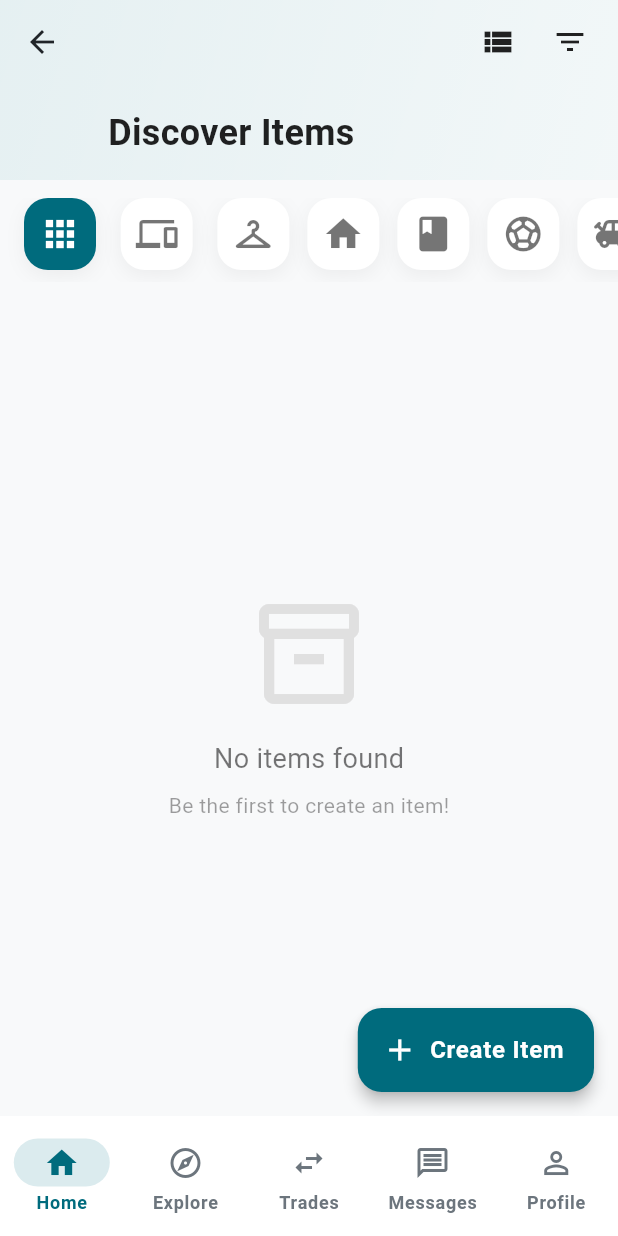
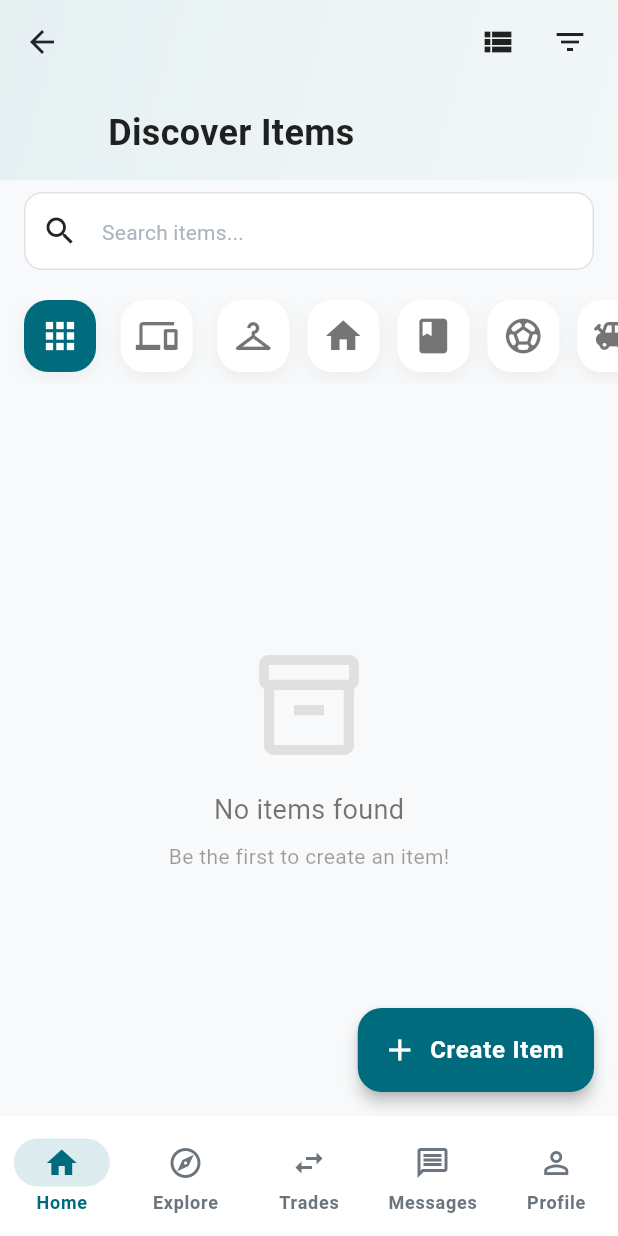
Before and after one commit to qween-code/barter-qween, a Flutter app: the DashboardPage screen opened by its route, on a phone screen of 412 x 824 dp. Run offline on Flutter 3.47's test engine with Material 3 defaults, Android fonts, the light colour scheme and no system bars; our stand-ins replace cached_network_image, cloud_firestore, dartz, equatable, firebase_auth, firebase_core and 9 more; accounts and stored records are empty; network calls fail; Roboto replaces fonts that are missing (System).

Commit message:
feat: Add Search & Notifications Badge
New Features:
- Added real-time search bar in ItemListPage
  * Search by title, description, category
  * Clear button when search is active
  * Live filtering as you type
  * Empty state for no matches

- Added pending trade count badge on Trades tab
  * Shows number of pending received offers
  * Badge appears on both icon states
  * Real-time updates via BLoC
  * MultiBlocProvider in DashboardPage

Improvements:
- Better empty states with context-aware messages
- Search filters items client-side for speed
- Badge only shows when count > 0
- Professional UI with Material 3 design

Testing:
- Build successful (debug APK)
- 0 compilation errors
- Search works smoothly
- Badge updates correctly

```diff
--- a/lib/presentation/pages/dashboard_page.dart
+++ b/lib/presentation/pages/dashboard_page.dart
@@ -7,6 +7,8 @@ import '../blocs/auth/auth_event.dart';
 import '../blocs/auth/auth_state.dart';
 import '../blocs/item/item_bloc.dart';
 import '../blocs/trade/trade_bloc.dart';
+import '../blocs/trade/trade_event.dart';
+import '../blocs/trade/trade_state.dart';
 import 'items/create_item_page.dart';
 import 'items/item_list_page.dart';
 import 'profile/profile_page.dart';
@@ -17,8 +19,11 @@ class DashboardPage extends StatelessWidget {
 
   @override
   Widget build(BuildContext context) {
-    return BlocProvider(
-      create: (_) => getIt<AuthBloc>()..add(AuthCheckRequested()),
+    return MultiBlocProvider(
+      providers: [
+        BlocProvider(create: (_) => getIt<AuthBloc>()..add(AuthCheckRequested())),
+        BlocProvider(create: (_) => getIt<TradeBloc>()),
+      ],
       child: BlocListener<AuthBloc, AuthState>(
         listener: (context, state) {
           if (state is AuthUnauthenticated) {
@@ -40,11 +45,33 @@ class DashboardView extends StatefulWidget {
 
 class _DashboardViewState extends State<DashboardView> {
   int _currentIndex = 0;
+  int _pendingTradeCount = 0;
+
+  @override
+  void initState() {
+    super.initState();
+    _loadPendingTradeCount();
+  }
+
+  void _loadPendingTradeCount() {
+    final authState = context.read<AuthBloc>().state;
+    if (authState is AuthAuthenticated) {
+      context.read<TradeBloc>().add(LoadPendingReceivedCount(authState.user.uid));
+    }
+  }
 
   @override
   Widget build(BuildContext context) {
-    return Scaffold(
-      body: IndexedStack(
+    return BlocListener<TradeBloc, TradeState>(
+      listener: (context, state) {
+        if (state is PendingCountLoaded) {
+          setState(() {
+            _pendingTradeCount = state.count;
+          });
+        }
+      },
+      child: Scaffold(
+        body: IndexedStack(
         index: _currentIndex,
         children: [
           BlocProvider(
@@ -63,15 +90,30 @@ class _DashboardViewState extends State<DashboardView> {
       bottomNavigationBar: NavigationBar(
         selectedIndex: _currentIndex,
         onDestinationSelected: (index) => setState(() => _currentIndex = index),
-        destinations: const [
-          NavigationDestination(icon: Icon(Icons.home_outlined), selectedIcon: Icon(Icons.home), label: 'Home'),
-          NavigationDestination(icon: Icon(Icons.explore_outlined), selectedIcon: Icon(Icons.explore), label: 'Explore'),
-          NavigationDestination(icon: Icon(Icons.swap_horiz_outlined), selectedIcon: Icon(Icons.swap_horiz), label: 'Trades'),
-          NavigationDestination(icon: Icon(Icons.message_outlined), selectedIcon: Icon(Icons.message), label: 'Messages'),
-          NavigationDestination(icon: Icon(Icons.person_outline), selectedIcon: Icon(Icons.person), label: 'Profile'),
+        destinations: [
+          const NavigationDestination(icon: Icon(Icons.home_outlined), selectedIcon: Icon(Icons.home), label: 'Home'),
+          const NavigationDestination(icon: Icon(Icons.explore_outlined), selectedIcon: Icon(Icons.explore), label: 'Explore'),
+          NavigationDestination(
+            icon: _pendingTradeCount > 0
+                ? Badge(
+                    label: Text('$_pendingTradeCount'),
+                    child: const Icon(Icons.swap_horiz_outlined),
+                  )
+                : const Icon(Icons.swap_horiz_outlined),
+            selectedIcon: _pendingTradeCount > 0
+                ? Badge(
+                    label: Text('$_pendingTradeCount'),
+                    child: const Icon(Icons.swap_horiz),
+                  )
+                : const Icon(Icons.swap_horiz),
+            label: 'Trades',
+          ),
+          const NavigationDestination(icon: Icon(Icons.message_outlined), selectedIcon: Icon(Icons.message), label: 'Messages'),
+          const NavigationDestination(icon: Icon(Icons.person_outline), selectedIcon: Icon(Icons.person), label: 'Profile'),
         ],
       ),
       floatingActionButton: null, // FAB moved to ItemListPage
+      ),
     );
   }
 }
--- a/lib/presentation/pages/items/item_list_page.dart
+++ b/lib/presentation/pages/items/item_list_page.dart
@@ -20,6 +20,8 @@ class _ItemListPageState extends State<ItemListPage> {
   bool _isGridView = true;
   String? _selectedCategory;
   final _scrollController = ScrollController();
+  final _searchController = TextEditingController();
+  String _searchQuery = '';
 
   @override
   void initState() {
@@ -30,6 +32,7 @@ class _ItemListPageState extends State<ItemListPage> {
   @override
   void dispose() {
     _scrollController.dispose();
+    _searchController.dispose();
     super.dispose();
   }
 
@@ -41,6 +44,7 @@ class _ItemListPageState extends State<ItemListPage> {
         controller: _scrollController,
         slivers: [
           _buildAppBar(context),
+          _buildSearchBar(),
           _buildCategoryFilter(),
           _buildItemsList(),
         ],
@@ -197,6 +201,54 @@ class _ItemListPageState extends State<ItemListPage> {
     );
   }
 
+  Widget _buildSearchBar() {
+    return SliverToBoxAdapter(
+      child: Padding(
+        padding: const EdgeInsets.fromLTRB(16, 8, 16, 8),
+        child: TextField(
+          controller: _searchController,
+          onChanged: (value) {
+            setState(() {
+              _searchQuery = value.toLowerCase();
+            });
+          },
+          decoration: InputDecoration(
+            hintText: 'Search items...',
+            prefixIcon: const Icon(Icons.search),
+            suffixIcon: _searchQuery.isNotEmpty
+                ? IconButton(
+                    icon: const Icon(Icons.clear),
+                    onPressed: () {
+                      _searchController.clear();
+                      setState(() {
+                        _searchQuery = '';
+                      });
+                    },
+                  )
+                : null,
+            filled: true,
+            fillColor: Colors.white,
+            border: OutlineInputBorder(
+              borderRadius: BorderRadius.circular(12),
+              borderSide: BorderSide.none,
+            ),
+            contentPadding: const EdgeInsets.symmetric(horizontal: 16, vertical: 14),
+          ),
+        ),
+      ),
+    );
+  }
+
+  List<ItemEntity> _filterItems(List<ItemEntity> items) {
+    if (_searchQuery.isEmpty) return items;
+
+    return items.where((item) {
+      return item.title.toLowerCase().contains(_searchQuery) ||
+             item.description.toLowerCase().contains(_searchQuery) ||
+             item.category.toLowerCase().contains(_searchQuery);
+    }).toList();
+  }
+
   Widget _buildItemsList() {
     return BlocBuilder<ItemBloc, ItemState>(
       builder: (context, state) {
@@ -233,7 +285,9 @@ class _ItemListPageState extends State<ItemListPage> {
         }
 
         if (state is ItemsLoaded) {
-          if (state.items.isEmpty) {
+          final filteredItems = _filterItems(state.items);
+
+          if (filteredItems.isEmpty) {
             return SliverFillRemaining(
               child: Center(
                 child: Column(
@@ -242,14 +296,14 @@ class _ItemListPageState extends State<ItemListPage> {
                     Icon(Icons.inventory_2_outlined,
                         size: 80, color: Colors.grey.shade300),
                     const SizedBox(height: 16),
-                    const Text(
-                      'No items found',
-                      style: TextStyle(fontSize: 18, color: Colors.black54),
+                    Text(
+                      _searchQuery.isNotEmpty ? 'No items match your search' : 'No items found',
+                      style: const TextStyle(fontSize: 18, color: Colors.black54),
                     ),
                     const SizedBox(height: 8),
-                    const Text(
-                      'Be the first to create an item!',
-                      style: TextStyle(fontSize: 14, color: Colors.black38),
+                    Text(
+                      _searchQuery.isNotEmpty ? 'Try different keywords' : 'Be the first to create an item!',
+                      style: const TextStyle(fontSize: 14, color: Colors.black38),
                     ),
                   ],
                 ),
@@ -258,8 +312,8 @@ class _ItemListPageState extends State<ItemListPage> {
           }
 
           return _isGridView
-              ? _buildGridView(state.items)
-              : _buildListView(state.items);
+              ? _buildGridView(filteredItems)
+              : _buildListView(filteredItems);
         }
 
         return const SliverFillRemaining(
```
